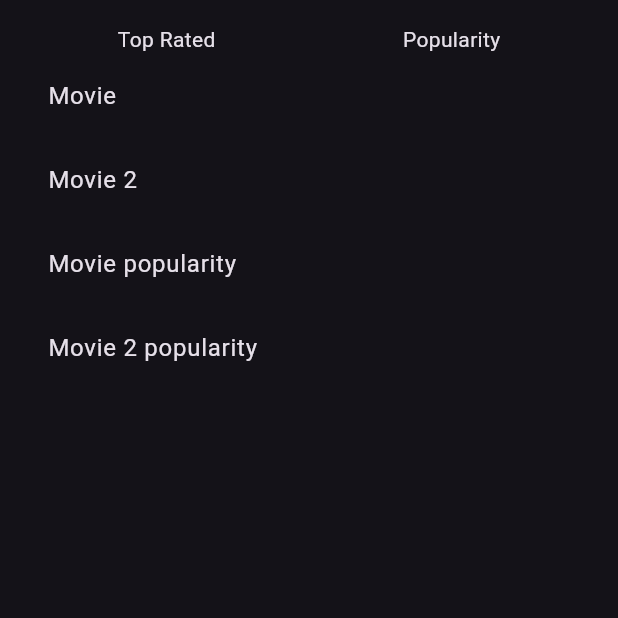
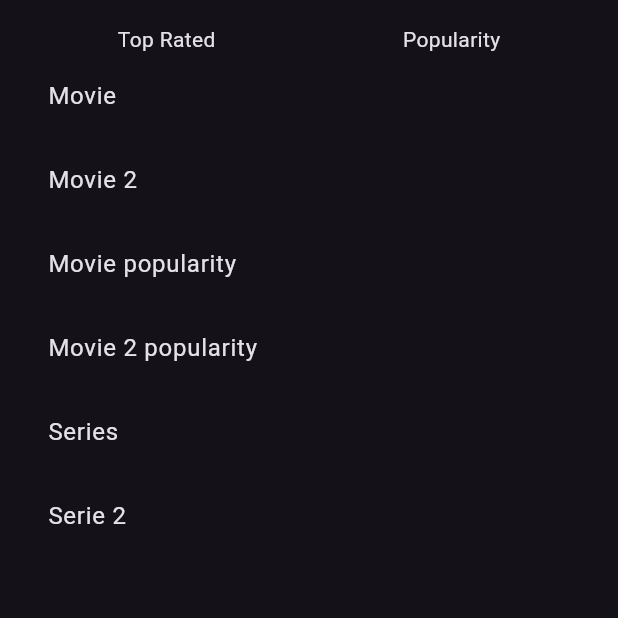
Before and after one commit to nicolas-ferrada/movies_and_series, a Flutter app: the screen it shows after launch, on a phone screen of 412 x 824 dp, the top half of it. Run offline on Flutter 3.47's test engine with Material 3 defaults, Android fonts, the phone set to English and light mode, and no system bars; our stand-ins replace equatable, flutter_bloc.

Commit message:
feat: add 'series rating bloc'

```diff
--- /dev/null
+++ b/lib/logic/blocs/series_rating_bloc/series_rating_bloc.dart
@@ -0,0 +1,46 @@
+import 'package:flutter_bloc/flutter_bloc.dart';
+import 'package:equatable/equatable.dart';
+
+import '../../../data/models/series.dart';
+
+part 'series_rating_event.dart';
+part 'series_rating_state.dart';
+
+class SeriesRatingBloc extends Bloc<SeriesRatingEvent, SeriesRatingState> {
+  SeriesRatingBloc() : super(SeriesRatingInitial()) {
+    on<SeriesRatingLoad>(_onLoad);
+  }
+
+  void _onLoad(
+    SeriesRatingLoad event,
+    Emitter<SeriesRatingState> emit,
+  ) async {
+    emit(SeriesRatingLoading());
+    await Future.delayed(const Duration(seconds: 2)); // api call simulation
+    final List<Series> ratingSeriesList = [
+      const Series(
+        id: 11,
+        name: 'Series',
+        overview: 'Overview Serie',
+        releaseDate: '2021-01-01',
+        rating: 8.0,
+        rateCount: 100,
+        popularity: 1000,
+        posterPath: '/3xnWaLQjelJDDF7LT1WBo6f4BRe.jpg',
+        backdropPath: '/9faGSFi5jam6pDWGNd0p8JcJgXQ.jpg',
+      ),
+      const Series(
+        id: 20,
+        name: 'Serie 2',
+        overview: 'Overview serie 2',
+        releaseDate: '2024-01-01',
+        rating: 8.0,
+        rateCount: 100,
+        popularity: 1000,
+        posterPath: '/3xnWaLQjelJDDF7LT1WBo6f4BRe.jpg',
+        backdropPath: '/9faGSFi5jam6pDWGNd0p8JcJgXQ.jpg',
+      ),
+    ];
+    emit(SeriesRatingLoaded(ratingSeriesList: ratingSeriesList));
+  }
+}
--- /dev/null
+++ b/lib/logic/blocs/series_rating_bloc/series_rating_event.dart
@@ -0,0 +1,10 @@
+part of 'series_rating_bloc.dart';
+
+sealed class SeriesRatingEvent extends Equatable {
+  const SeriesRatingEvent();
+
+  @override
+  List<Object> get props => [];
+}
+
+final class SeriesRatingLoad extends SeriesRatingEvent {}
--- /dev/null
+++ b/lib/logic/blocs/series_rating_bloc/series_rating_state.dart
@@ -0,0 +1,30 @@
+part of 'series_rating_bloc.dart';
+
+sealed class SeriesRatingState extends Equatable {
+  const SeriesRatingState();
+
+  @override
+  List<Object> get props => [];
+}
+
+final class SeriesRatingInitial extends SeriesRatingState {}
+
+final class SeriesRatingLoading extends SeriesRatingState {}
+
+final class SeriesRatingLoaded extends SeriesRatingState {
+  final List<Series> ratingSeriesList;
+
+  const SeriesRatingLoaded({required this.ratingSeriesList});
+
+  @override
+  List<Object> get props => [ratingSeriesList];
+}
+
+final class SeriesRatingError extends SeriesRatingState {
+  final String errorMessage;
+
+  const SeriesRatingError({required this.errorMessage});
+
+  @override
+  List<Object> get props => [errorMessage];
+}
--- a/lib/main.dart
+++ b/lib/main.dart
@@ -1,6 +1,7 @@
 import 'package:flutter/material.dart';
 import 'package:flutter_bloc/flutter_bloc.dart';
 import 'package:movies_and_series/logic/blocs/movie_popularity_bloc/movie_popularity_bloc.dart';
+import 'package:movies_and_series/logic/blocs/series_rating_bloc/series_rating_bloc.dart';
 import 'package:movies_and_series/presentation/pages/home_page_build.dart';
 
 import 'logic/blocs/movie_rating_bloc/movie_rating_bloc.dart';
@@ -23,6 +24,9 @@ class MyApp extends StatelessWidget {
           create: (context) =>
               MoviePopularityBloc()..add(MoviePopularityLoad()),
         ),
+        BlocProvider<SeriesRatingBloc>(
+          create: (context) => SeriesRatingBloc()..add(SeriesRatingLoad()),
+        ),
       ],
       child: MaterialApp(
         debugShowCheckedModeBanner: false,
--- a/lib/presentation/pages/home_page_build.dart
+++ b/lib/presentation/pages/home_page_build.dart
@@ -4,6 +4,7 @@ import 'package:flutter_bloc/flutter_bloc.dart';
 import '../../data/models/media.dart';
 import '../../logic/blocs/movie_popularity_bloc/movie_popularity_bloc.dart';
 import '../../logic/blocs/movie_rating_bloc/movie_rating_bloc.dart';
+import '../../logic/blocs/series_rating_bloc/series_rating_bloc.dart';
 import 'home_page.dart';
 
 class HomePageBuild extends StatelessWidget {
@@ -15,19 +16,23 @@ class HomePageBuild extends StatelessWidget {
       builder: (context) {
         final movieRatingState = context.watch<MovieRatingBloc>().state;
         final moviePopularityState = context.watch<MoviePopularityBloc>().state;
+        final seriesRatingState = context.watch<SeriesRatingBloc>().state;
 
         if (movieRatingState is MovieRatingLoading ||
-            moviePopularityState is MoviePopularityLoading) {
+            moviePopularityState is MoviePopularityLoading ||
+            seriesRatingState is SeriesRatingLoading) {
           return const Scaffold(
             body: Center(
               child: CircularProgressIndicator(),
             ),
           );
         } else if (movieRatingState is MovieRatingLoaded &&
-            moviePopularityState is MoviePopularityLoaded) {
+            moviePopularityState is MoviePopularityLoaded &&
+            seriesRatingState is SeriesRatingLoaded) {
           final List<Media> mediaList = [
             ...movieRatingState.ratingMovieList,
             ...moviePopularityState.popularityMovieList,
+            ...seriesRatingState.ratingSeriesList,
           ];
           return HomePage(
             mediaList: mediaList,
@@ -44,6 +49,12 @@ class HomePageBuild extends StatelessWidget {
               child: Text('Error: ${moviePopularityState.errorMessage}'),
             ),
           );
+        } else if (seriesRatingState is SeriesRatingError) {
+          return Scaffold(
+            body: Center(
+              child: Text('Error: ${seriesRatingState.errorMessage}'),
+            ),
+          );
         }
         return const Scaffold(
           body: Center(
```
